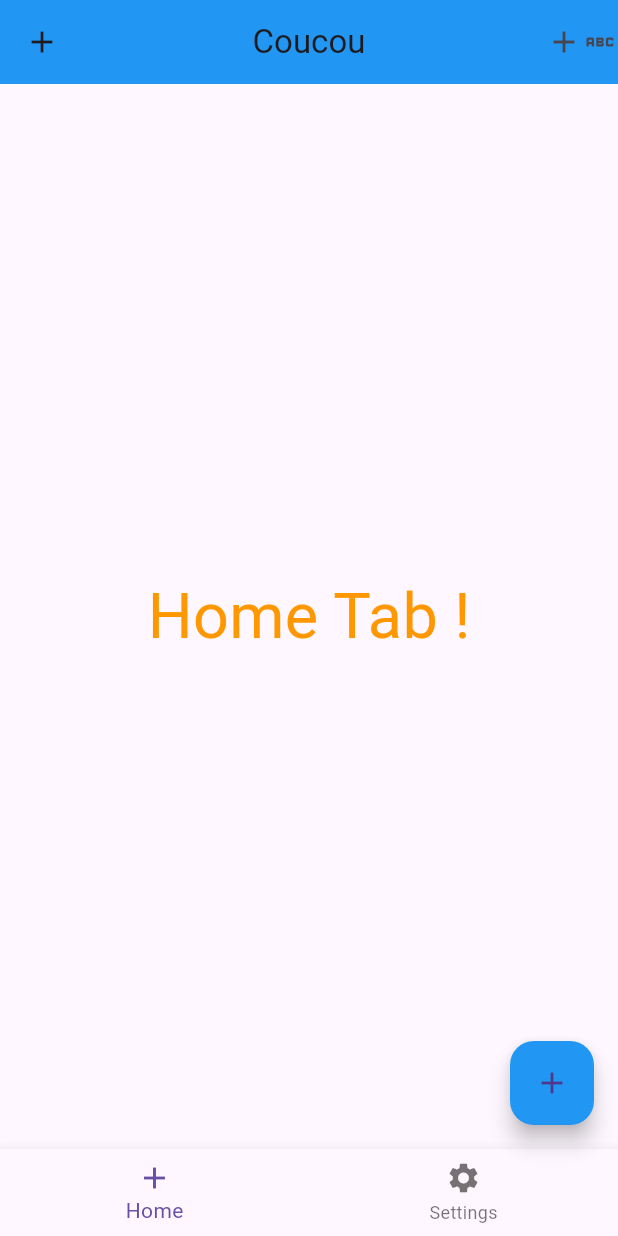
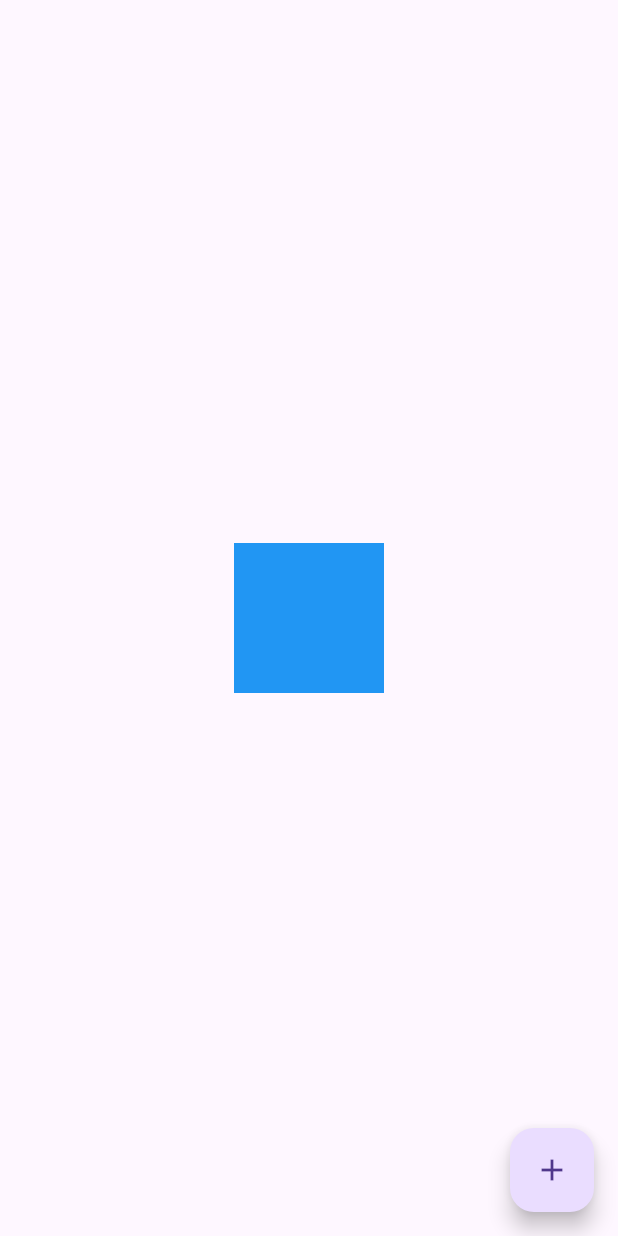
Before and after one commit to ThomasEcalle/moc_3_2025, a Flutter app: the screen it shows after launch, after a tap on the "add" icon, on a phone screen of 412 x 824 dp. Run offline on Flutter 3.47's test engine with Material 3 defaults, Android fonts, the phone set to English and light mode, and no system bars.

Commit message:
Add 2 firsts stateful exercises

```diff
--- a/lib/main.dart
+++ b/lib/main.dart
@@ -1,5 +1,8 @@
 import 'package:flutter/material.dart';
 import 'package:moc_3_2025/home_screen.dart';
+
+import 'stateful_exercises/exercise_one.dart';
+import 'stateful_exercises/exercise_two.dart';
 
 void main() {
   runApp(MyApp());
@@ -19,7 +22,7 @@ class MyApp extends StatelessWidget {
           ),
         ),
       ),
-      home: HomeScreen(),
+      home: ExerciseTwo(),
     );
   }
 }
--- /dev/null
+++ b/lib/stateful_exercises/exercise_two.dart
@@ -0,0 +1,52 @@
+import 'package:flutter/material.dart';
+
+class ExerciseTwo extends StatefulWidget {
+  const ExerciseTwo({super.key});
+
+  @override
+  State<ExerciseTwo> createState() => _ExerciseTwoState();
+}
+
+class _ExerciseTwoState extends State<ExerciseTwo> {
+  Color _color = Colors.red;
+
+  @override
+  Widget build(BuildContext context) {
+    return Scaffold(
+      body: Center(
+        child: SquareButton(
+          color: _color,
+        ),
+      ),
+      floatingActionButton: FloatingActionButton(
+        onPressed: _onTap,
+        child: const Icon(Icons.add),
+      ),
+    );
+  }
+
+  void _onTap() {
+    setState(() {
+      _color = _color == Colors.red ? Colors.blue : Colors.red;
+    });
+  }
+}
+
+class SquareButton extends StatelessWidget {
+  const SquareButton({
+    super.key,
+    required this.color,
+  });
+
+  final Color color;
+
+  @override
+  Widget build(BuildContext context) {
+    return AnimatedContainer(
+      duration: const Duration(milliseconds: 400),
+      height: 100,
+      width: 100,
+      color: color,
+    );
+  }
+}
```
Also changed, not shown: lib/stateful_exercises/exercise_one.dart (added, +51 -0 lines).
